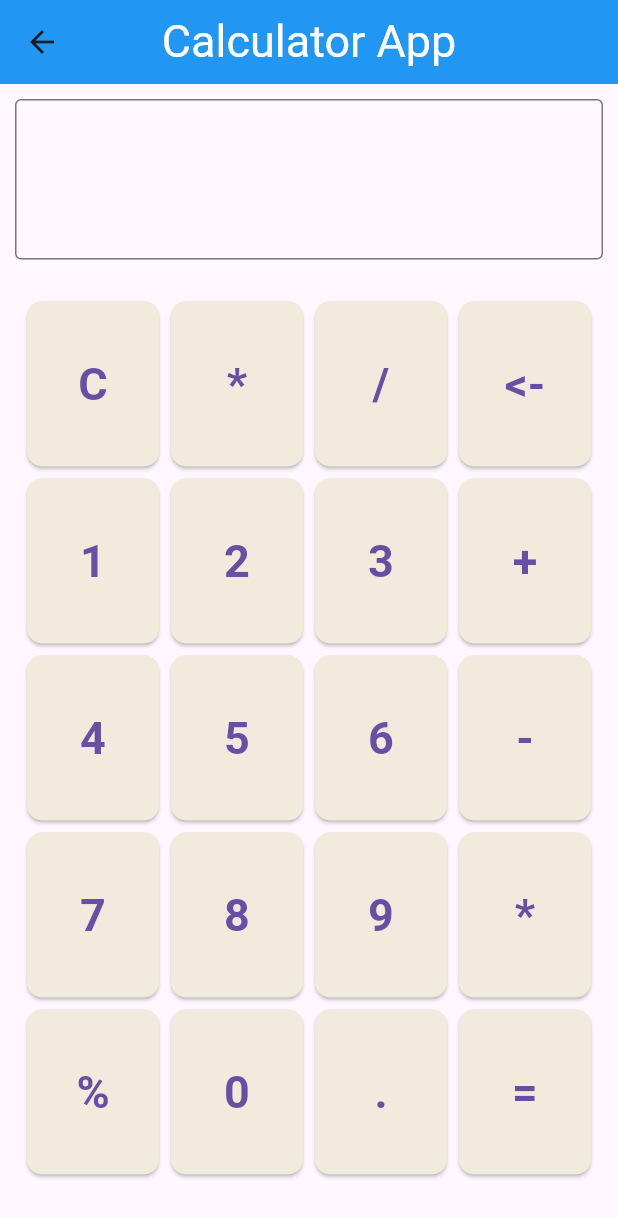
After one commit to Shinigami1593/Flutter_sem_5_classes, a Flutter app: the CalculatorView screen opened by its route, on a phone screen of 412 x 824 dp. The commit adds this screen. Shown: the top 1217 px of the screen. Run offline on Flutter 3.47's test engine with Material 3 defaults, Android fonts, the light colour scheme and no system bars; our stand-ins replace dartz.

Commit message:
calculator logic

```diff
--- a/Flutter/flutter_project_class/lib/app.dart
+++ b/Flutter/flutter_project_class/lib/app.dart
@@ -1,5 +1,6 @@
 import 'package:flutter/material.dart';
 import 'package:flutter_project_class/view/add.dart';
+import 'package:flutter_project_class/view/calculator_view.dart';
 import 'package:flutter_project_class/view/card_view.dart';
 import 'package:flutter_project_class/view/circle.dart';
 import 'package:flutter_project_class/view/column_view.dart';
@@ -38,6 +39,7 @@ class App extends StatelessWidget {
         '/student' : (context) => StudentView(),
         '/card' : (context) => CardView(),
         '/grid' : (context) => GridViewScreen(),
+        '/calc' : (context) => CalculatorView(),
       },
     );
   }
--- /dev/null
+++ b/Flutter/flutter_project_class/lib/view/calculator_view.dart
@@ -0,0 +1,160 @@
+import 'package:flutter/material.dart';
+
+class CalculatorView extends StatefulWidget {
+  const CalculatorView({super.key});
+
+
+
+  @override
+  State<CalculatorView> createState() => _CalculatorViewState();
+
+}
+
+class _CalculatorViewState extends State<CalculatorView> {
+    final lst = [
+    "C",
+    "*",
+    "/",
+    "<-",
+    "1",
+    "2",
+    "3",
+    "+",
+    "4",
+    "5",
+    "6",
+    "-",
+    "7",
+    "8",
+    "9",
+    "*",
+    "%",
+    "0",
+    ".",
+    "=",
+  ];
+
+  final TextEditingController _controller = TextEditingController();
+
+  String input = '';    // What user types (expression)
+  String operator = ''; // Stores the current operator like +, -, etc.
+  double firstNumber = 0; // First number before operator
+  double secondNumber = 0; // Second number after operator
+
+  // Called when any button is pressed
+  void onButtonPressed(String value) {
+    setState(() {
+      if (value == "C") {
+        // Clear everything
+        input = '';
+        operator = '';
+        firstNumber = 0;
+        secondNumber = 0;
+        _controller.text = '';
+      } else if (value == "<-") {
+        // Backspace: remove last character
+        if (input.isNotEmpty) {
+          input = input.substring(0, input.length - 1);
+          _controller.text = input;
+        }
+      } else if (value == "+" || value == "-" || value == "*" || value == "/" || value == "%") {
+        // Store first number and operator
+        if (input.isNotEmpty) {
+          firstNumber = double.parse(input);
+          operator = value;
+          input = '';
+        }
+      } else if (value == "=") {
+        // When "=" is pressed, perform calculation
+        if (input.isNotEmpty && operator.isNotEmpty) {
+          secondNumber = double.parse(input);
+          double result = 0;
+
+          if (operator == "+") {
+            result = firstNumber + secondNumber;
+          } else if (operator == "-") {
+            result = firstNumber - secondNumber;
+          } else if (operator == "*") {
+            result = firstNumber * secondNumber;
+          } else if (operator == "/") {
+            result = secondNumber != 0 ? firstNumber / secondNumber : 0;
+          } else if (operator == "%") {
+            result = firstNumber / 100 * secondNumber;
+          }
+
+          // Show result and reset for next calculation
+          _controller.text = result.toString();
+          input = result.toString();
+          operator = '';
+          firstNumber = 0;
+          secondNumber = 0;
+        }
+      } else {
+        // If it's a number or dot, just add to input
+        input = input + value;
+        _controller.text = input;
+      }
+    });
+  }
+
+
+  @override
+  Widget build(BuildContext context) {
+    return Scaffold(
+      appBar: AppBar(
+        centerTitle: true,
+        title: Text('Calculator App',style: TextStyle(fontSize: 30, color: Colors.white),),
+        backgroundColor: Colors.blue,
+      ),
+      body: SafeArea(
+        child: Container(
+          padding: EdgeInsets.all(10),
+          child: Column(
+            children: [
+              TextField(
+                controller: _controller,
+                style: TextStyle(fontSize: 50),
+                textAlign: TextAlign.right,
+                decoration: InputDecoration(
+                  border: OutlineInputBorder()
+                ),
+              ),
+              SizedBox(height: 20,),
+              Expanded(
+                child: GridView.count(
+                  physics: const NeverScrollableScrollPhysics(),
+                  shrinkWrap: true,
+                  childAspectRatio: 4 / 5,
+                  crossAxisCount: 4,
+                  padding: const EdgeInsets.all(8),
+                  mainAxisSpacing: 8,
+                  crossAxisSpacing: 8,
+                  children: [
+                    for(int i = 0; i< lst.length;i++)
+                      ElevatedButton(
+                        style: ElevatedButton.styleFrom(
+                          backgroundColor: const Color.fromARGB(255, 240, 235, 220),
+                          shape: RoundedRectangleBorder(
+                            borderRadius: BorderRadius.circular(10)
+                          )
+                        ),
+                        onPressed: (){
+                          onButtonPressed(lst[i]);
+                        },
+                        child: Text(
+                          lst[i],
+                          style: TextStyle(
+                            fontSize: 30,
+                            fontWeight: FontWeight.bold
+                          ),
+                        ))
+                  ],
+                ),
+              ),
+            ],
+          ),
+        ),
+      ),
+    );
+  }
+}
--- a/Flutter/flutter_project_class/lib/view/first_view.dart
+++ b/Flutter/flutter_project_class/lib/view/first_view.dart
@@ -71,6 +71,10 @@ class _FirstViewState extends State<FirstView> {
             onPressed: () => Navigator.pushNamed(context, '/grid'),
             child: const Text("Grid View"),
           ),
+          ElevatedButton(
+            onPressed: () => Navigator.pushNamed(context, '/calc'),
+            child: const Text("calculator View"),
+          ),
           const SizedBox(height: 100),
 
           // Bottom row with icons and labels
```
Also changed, not shown: Flutter/flutter_project_class/lib/view/grid_view_screen.dart (+16 -1 lines).
